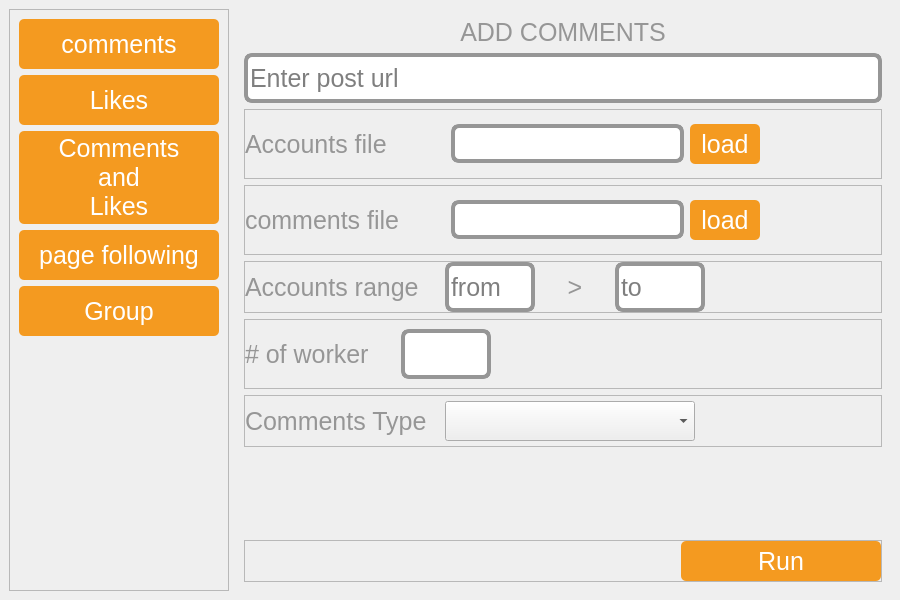
Qt form Automator/ui/MainUI/Facebook_UI.ui (Nicola-Ibrahim/Selenium-Web-Automation) before a commit.
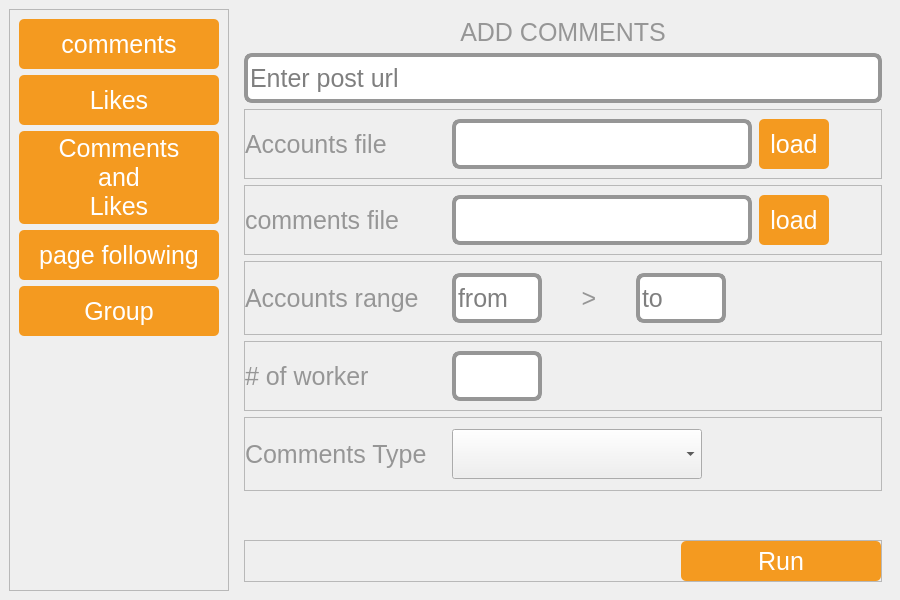
The same form after that commit. The open tabs and pages were chosen to show the change. Icons and pictures are not drawn.

Diff of the .ui file:
```diff
--- a/Automator/ui/MainUI/Facebook_UI.ui
+++ b/Automator/ui/MainUI/Facebook_UI.ui
@@ -857,6 +857,9 @@
            <enum>QFrame::Raised</enum>
           </property>
           <layout class="QHBoxLayout" name="horizontalLayout_21">
+           <property name="spacing">
+            <number>7</number>
+           </property>
            <property name="leftMargin">
             <number>0</number>
            </property>
@@ -877,14 +880,21 @@
             </widget>
            </item>
            <item>
-            <widget class="QLineEdit" name="accounts_file_txt1"/>
+            <widget class="QLineEdit" name="accounts_file_txt1">
+             <property name="minimumSize">
+              <size>
+               <width>300</width>
+               <height>50</height>
+              </size>
+             </property>
+            </widget>
            </item>
            <item>
             <widget class="QPushButton" name="load_accounts_file_btn1">
              <property name="minimumSize">
               <size>
                <width>70</width>
-               <height>40</height>
+               <height>50</height>
               </size>
              </property>
              <property name="text">
@@ -917,6 +927,9 @@
            <enum>QFrame::Raised</enum>
           </property>
           <layout class="QHBoxLayout" name="horizontalLayout_24">
+           <property name="spacing">
+            <number>7</number>
+           </property>
            <property name="leftMargin">
             <number>0</number>
            </property>
@@ -937,14 +950,21 @@
             </widget>
            </item>
            <item>
-            <widget class="QLineEdit" name="comments_file_txt1"/>
+            <widget class="QLineEdit" name="comments_file_txt1">
+             <property name="minimumSize">
+              <size>
+               <width>300</width>
+               <height>50</height>
+              </size>
+             </property>
+            </widget>
            </item>
            <item>
             <widget class="QPushButton" name="load_commetns_file_btn1">
              <property name="minimumSize">
               <size>
                <width>70</width>
-               <height>40</height>
+               <height>50</height>
               </size>
              </property>
              <property name="text">
@@ -978,19 +998,19 @@
           </property>
           <layout class="QHBoxLayout" name="horizontalLayout_6">
            <property name="spacing">
-            <number>0</number>
+            <number>7</number>
            </property>
            <property name="leftMargin">
             <number>0</number>
            </property>
            <property name="topMargin">
-            <number>0</number>
+            <number>11</number>
            </property>
            <property name="rightMargin">
             <number>0</number>
            </property>
            <property name="bottomMargin">
-            <number>0</number>
+            <number>11</number>
            </property>
            <item>
             <widget class="QLabel" name="label_4">
@@ -1087,6 +1107,9 @@
            <enum>QFrame::Raised</enum>
           </property>
           <layout class="QHBoxLayout" name="horizontalLayout_17">
+           <property name="spacing">
+            <number>7</number>
+           </property>
            <property name="leftMargin">
             <number>0</number>
            </property>
@@ -1097,7 +1120,7 @@
             <widget class="QLabel" name="label_20">
              <property name="minimumSize">
               <size>
-               <width>150</width>
+               <width>200</width>
                <height>50</height>
               </size>
              </property>
@@ -1148,19 +1171,19 @@
           </property>
           <layout class="QHBoxLayout" name="horizontalLayout_8">
            <property name="spacing">
-            <number>0</number>
+            <number>7</number>
            </property>
            <property name="leftMargin">
             <number>0</number>
            </property>
            <property name="topMargin">
-            <number>0</number>
+            <number>11</number>
            </property>
            <property name="rightMargin">
             <number>0</number>
            </property>
            <property name="bottomMargin">
-            <number>0</number>
+            <number>11</number>
            </property>
            <item>
             <widget class="QLabel" name="label_5">
@@ -1180,7 +1203,7 @@
              <property name="minimumSize">
               <size>
                <width>250</width>
-               <height>40</height>
+               <height>50</height>
               </size>
              </property>
              <property name="maximumSize">
```
Left out of the diff: 67 changed lines with no effect on the pictures.
